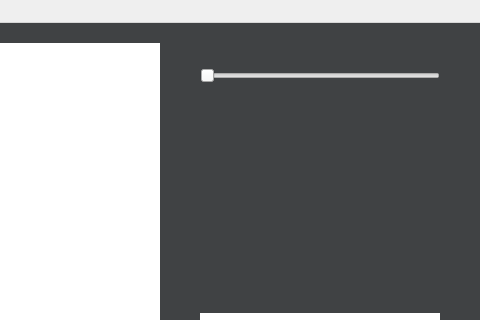
First picture: the form in mainwindow.ui, repository vitalight/Visionary, before the edit; both pictures show x 720 to 1200 and y 0 to 320 of the 1200 by 750 pixel window.
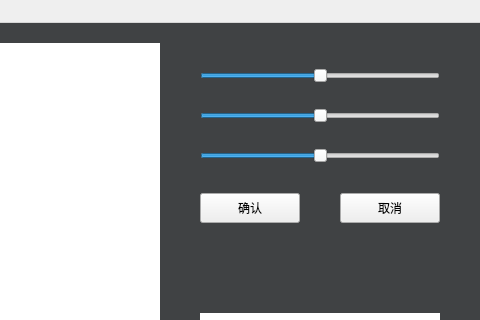
Second picture: the form after the edit. Custom widgets are drawn as their Qt base class.

The edit to the form file:
```diff
--- a/mainwindow.ui
+++ b/mainwindow.ui
@@ -182,7 +182,7 @@
      <string/>
     </property>
    </widget>
-   <widget class="QSlider" name="horizontalSlider">
+   <widget class="QSlider" name="slider1">
     <property name="geometry">
      <rect>
       <x>920</x>
@@ -192,12 +192,79 @@
      </rect>
     </property>
     <property name="maximum">
-     <number>255</number>
+     <number>360</number>
     </property>
+    <property name="value">
+     <number>180</number>
+    </property>
     <property name="orientation">
      <enum>Qt::Horizontal</enum>
     </property>
    </widget>
+   <widget class="QSlider" name="slider2">
+    <property name="geometry">
+     <rect>
+      <x>920</x>
+      <y>80</y>
+      <width>240</width>
+      <height>25</height>
+     </rect>
+    </property>
+    <property name="minimum">
+     <number>-100</number>
+    </property>
+    <property name="maximum">
+     <number>100</number>
+    </property>
+    <property name="orientation">
+     <enum>Qt::Horizontal</enum>
+    </property>
+   </widget>
+   <widget class="QSlider" name="slider3">
+    <property name="geometry">
+     <rect>
+      <x>920</x>
+      <y>120</y>
+      <width>240</width>
+      <height>25</height>
+     </rect>
+    </property>
+    <property name="minimum">
+     <number>-100</number>
+    </property>
+    <property name="maximum">
+     <number>100</number>
+    </property>
+    <property name="orientation">
+     <enum>Qt::Horizontal</enum>
+    </property>
+   </widget>
+   <widget class="QPushButton" name="confirmButtom">
+    <property name="geometry">
+     <rect>
+      <x>920</x>
+      <y>170</y>
+      <width>100</width>
+      <height>30</height>
+     </rect>
+    </property>
+    <property name="text">
+     <string>确认</string>
+    </property>
+   </widget>
+   <widget class="QPushButton" name="cancleButton">
+    <property name="geometry">
+     <rect>
+      <x>1060</x>
+      <y>170</y>
+      <width>100</width>
+      <height>30</height>
+     </rect>
+    </property>
+    <property name="text">
+     <string>取消</string>
+    </property>
+   </widget>
    <zorder>rightPanel</zorder>
    <zorder>mouseLocation</zorder>
    <zorder>colorBar</zorder>
@@ -207,7 +274,11 @@
    <zorder>whitebg</zorder>
    <zorder>tip</zorder>
    <zorder>histogramArea</zorder>
-   <zorder>horizontalSlider</zorder>
+   <zorder>slider1</zorder>
+   <zorder>slider2</zorder>
+   <zorder>slider3</zorder>
+   <zorder>confirmButtom</zorder>
+   <zorder>cancleButton</zorder>
   </widget>
   <widget class="QMenuBar" name="menuBar">
    <property name="geometry">
```
